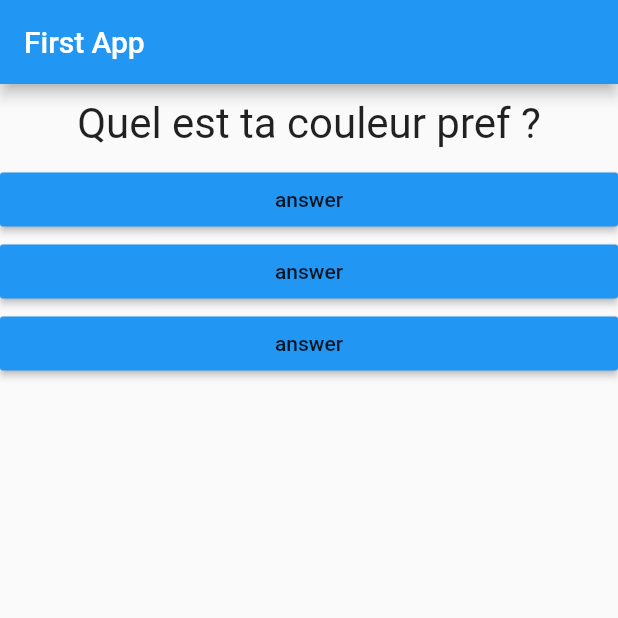
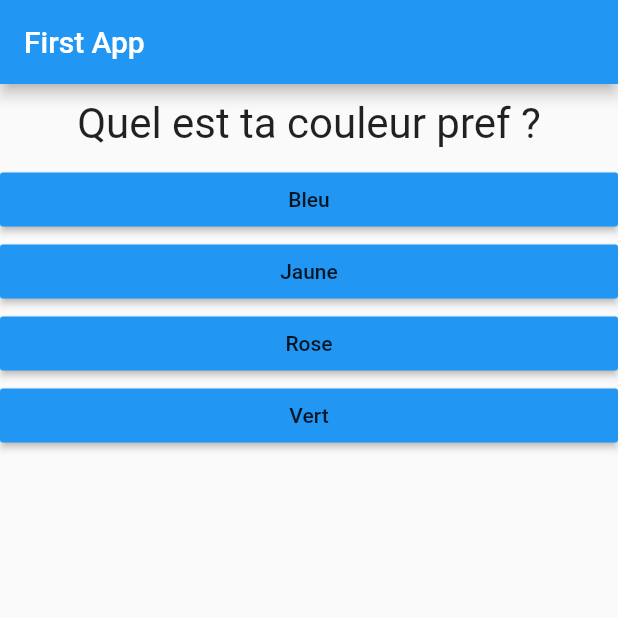
Before and after one commit to AlexStotch/questionsFlutter, a Flutter app: the screen it shows after launch, on a phone screen of 412 x 824 dp, the top half of it. Run offline on Flutter 3.47's test engine with Material 2 defaults, Android fonts, the phone set to English and light mode, and no system bars.

Commit message:
improve question && answer

```diff
--- a/flutter_quizz/lib/answer.dart
+++ b/flutter_quizz/lib/answer.dart
@@ -2,8 +2,9 @@ import 'package:flutter/material.dart';
 
 class Answer extends StatelessWidget {
   final Function selectHadler;
+  final String answerText;
 
-  Answer(this.selectHadler);
+  Answer(this.selectHadler, this.answerText);
 
   @override
   Widget build(BuildContext context) {
@@ -11,7 +12,7 @@ class Answer extends StatelessWidget {
       width: double.infinity,
       child: RaisedButton(
         color: Colors.blue,
-        child: Text('answer'),
+        child: Text(answerText),
         onPressed: selectHadler,
       ),
     );
--- a/flutter_quizz/lib/main.dart
+++ b/flutter_quizz/lib/main.dart
@@ -13,6 +13,20 @@ class MyApp extends StatefulWidget {
 }
 
 class _MyAppState extends State<MyApp> {
+  final questions = const [
+    {
+      'questionText': 'Quel est ta couleur pref ?',
+      'answers': ['Bleu', 'Jaune', 'Rose', 'Vert'],
+    },
+    {
+      'questionText': 'Quel est ton animal pref ?',
+      'answers': ['Chat', 'Chien', 'Lapin', 'Elephant'],
+    },
+    {
+      'questionText': 'Quel est ton pref ?',
+      'answers': ['Annie Brie', 'Claude', 'Harrry', 'Jorda,'],
+    },
+  ];
   var _questionIndex = 0;
 
   void _answerQuestion() {
@@ -20,25 +34,27 @@ class _MyAppState extends State<MyApp> {
       // call build()
       _questionIndex = _questionIndex + 1;
     });
+    if (_questionIndex < questions.length) {}
   }
 
   @override
   Widget build(BuildContext context) {
-    var _questions = [
-      'Quel est ta couleur pref ?',
-      'Quel est ton animal pref ?'
-    ];
     return MaterialApp(
       home: Scaffold(
           appBar: AppBar(
             title: Text('First App'),
           ),
-          body: Column(children: [
-            Question(_questions[_questionIndex]),
-            Answer(_answerQuestion),
-            Answer(_answerQuestion),
-            Answer(_answerQuestion),
-          ])),
+          body: _questionIndex < questions.length
+              ? Column(children: [
+                  Question(questions[_questionIndex]['questionText']),
+                  ...(questions[_questionIndex]['answers'] as List<String>)
+                      .map((answer) {
+                    return Answer(_answerQuestion, answer);
+                  }).toList()
+                ])
+              : Center(
+                  child: Text('Bravo le veau'),
+                )),
     );
   }
 }
```
